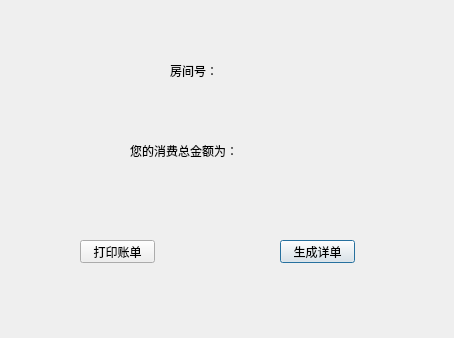
Before: the Qt Designer form ManagerClient/invoicepage.ui in starsload/46572020, drawn with Qt 5.
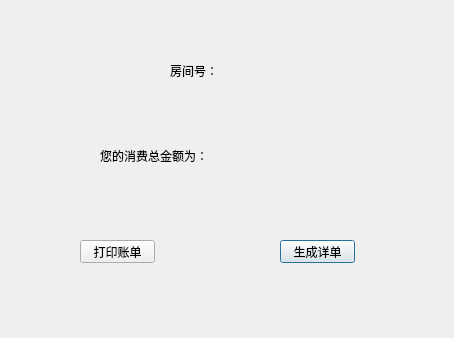
After: the same form once the commit is applied.

```diff
--- a/ManagerClient/invoicepage.ui
+++ b/ManagerClient/invoicepage.ui
@@ -55,7 +55,7 @@
   <widget class="QLabel" name="ID">
    <property name="geometry">
     <rect>
-     <x>220</x>
+     <x>240</x>
      <y>60</y>
      <width>81</width>
      <height>21</height>
@@ -68,10 +68,10 @@
   <widget class="QLabel" name="label_2">
    <property name="geometry">
     <rect>
-     <x>130</x>
+     <x>100</x>
      <y>140</y>
-     <width>111</width>
-     <height>21</height>
+     <width>151</width>
+     <height>31</height>
     </rect>
    </property>
    <property name="text">
@@ -81,10 +81,10 @@
   <widget class="QLabel" name="lab_totalFee">
    <property name="geometry">
     <rect>
-     <x>240</x>
+     <x>270</x>
      <y>140</y>
      <width>41</width>
-     <height>21</height>
+     <height>31</height>
     </rect>
    </property>
    <property name="text">
```
